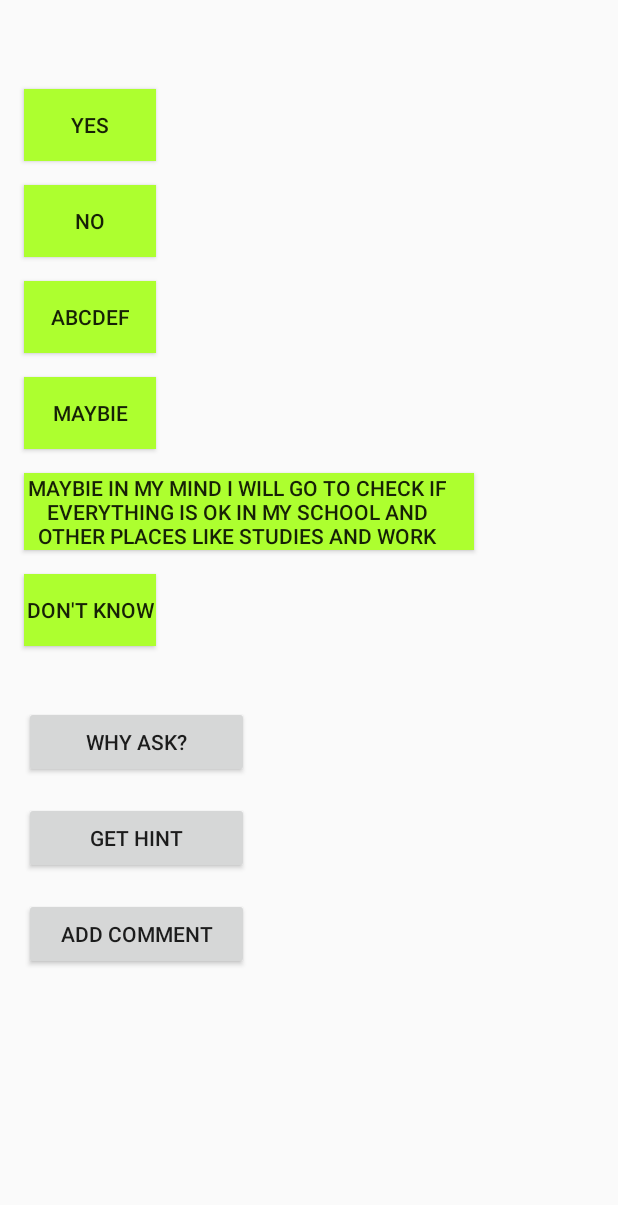
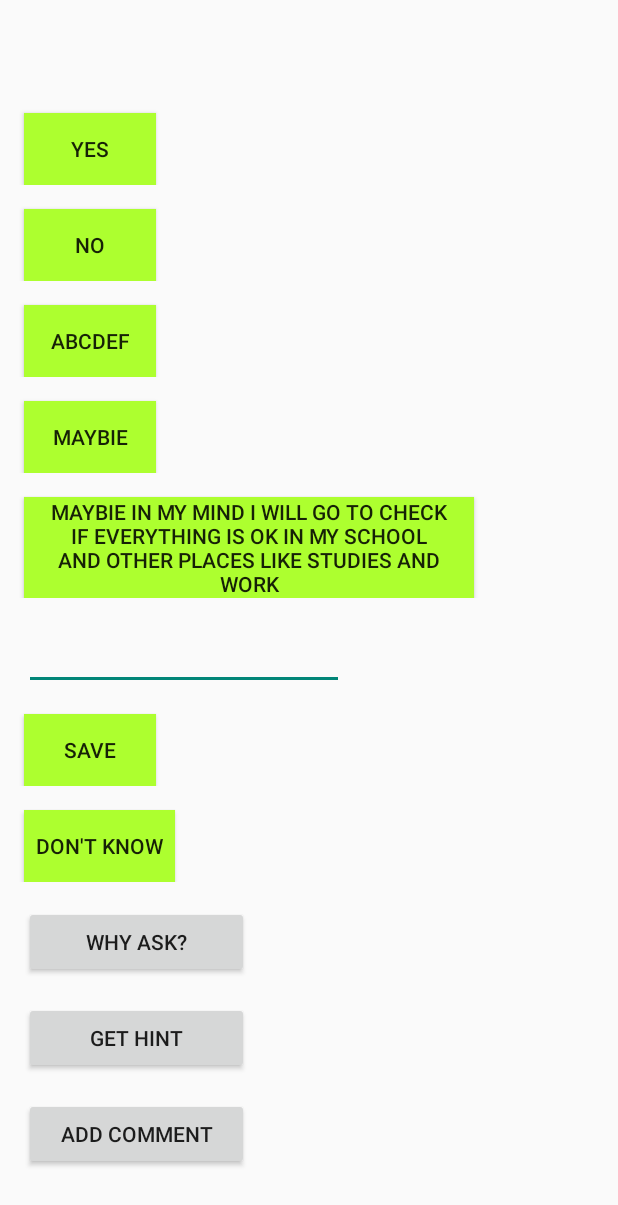
Before and after one commit to MaciejKluczynski/IntraCompanyCrowdsensingV3, an Android app: the ResultActivity screen opened directly, with no data from a screen before it, on a phone screen of 412 x 824 dp. Shown: the top 1205 px of the screen. Run offline under Robolectric (Android 15) with nearby library versions, the phone set to English and light mode, and no system bars; 5 statements that could not run were skipped.

Commit message:
ActivityResult UI update

```diff
--- a/app/src/main/res/layout/activity_result.xml
+++ b/app/src/main/res/layout/activity_result.xml
@@ -1,10 +1,17 @@
 <?xml version="1.0" encoding="utf-8"?>
-<androidx.constraintlayout.widget.ConstraintLayout xmlns:android="http://schemas.android.com/apk/res/android"
+<RelativeLayout xmlns:android="http://schemas.android.com/apk/res/android"
     xmlns:app="http://schemas.android.com/apk/res-auto"
     xmlns:tools="http://schemas.android.com/tools"
     android:layout_width="match_parent"
     android:layout_height="match_parent"
+    android:orientation="horizontal"
     tools:context=".ResultActivity">
+
+    <LinearLayout
+        android:id="@+id/linearLayoutResultTextView"
+        android:layout_width="match_parent"
+        android:layout_height="wrap_content"
+        android:orientation="horizontal">
 
         <TextView
             android:id="@+id/resultTextView"
@@ -14,12 +21,23 @@
             android:layout_marginTop="16dp"
             android:fontFamily="sans-serif-medium"
             android:paddingStart="8dp"
+            android:paddingTop="8dp"
             android:paddingEnd="8dp"
+            android:paddingBottom="8dp"
             android:textColor="@color/black"
             android:textSize="20sp"
             android:textStyle="bold"
             app:layout_constraintStart_toStartOf="parent"
             app:layout_constraintTop_toTopOf="parent" />
+    </LinearLayout>
+
+
+    <LinearLayout
+        android:id="@+id/linearLayoutFirstBtn"
+        android:layout_width="match_parent"
+        android:layout_height="wrap_content"
+        android:layout_below="@+id/linearLayoutResultTextView"
+        android:orientation="horizontal">
 
         <Button
             android:id="@+id/firstBtn"
@@ -28,23 +46,37 @@
             android:layout_marginStart="16dp"
             android:layout_marginTop="16dp"
             android:background="@color/my_green"
+            android:maxWidth="300dp"
             android:text="YES"
-        android:maxWidth="300dp"
             android:visibility="visible"
-        app:layout_constraintStart_toStartOf="parent"
-        app:layout_constraintTop_toBottomOf="@+id/resultTextView" />
+            app:layout_constraintStart_toStartOf="parent" />
+    </LinearLayout>
+
+    <LinearLayout
+        android:id="@+id/linearLayoutSecondBtn"
+        android:layout_width="match_parent"
+        android:layout_height="wrap_content"
+        android:layout_below="@+id/linearLayoutFirstBtn"
+        android:orientation="horizontal">
 
         <Button
             android:id="@+id/secondBtn"
-        app:layout_constraintStart_toStartOf="@+id/firstBtn"
             android:layout_width="wrap_content"
             android:layout_height="wrap_content"
             android:layout_marginTop="16dp"
             android:background="@color/my_green"
+            android:maxWidth="300dp"
+            android:layout_marginStart="16dp"
             android:text="NO"
-        android:maxWidth="300dp"
-        android:visibility="visible"
-        app:layout_constraintTop_toBottomOf="@+id/firstBtn" />
+            android:visibility="visible" />
+    </LinearLayout>
+
+    <LinearLayout
+        android:id="@+id/linearLayoutThirdBtn"
+        android:layout_width="match_parent"
+        android:layout_height="wrap_content"
+        android:layout_below="@+id/linearLayoutSecondBtn"
+        android:orientation="horizontal">
 
         <Button
             android:id="@+id/thirdBtn"
@@ -52,13 +84,19 @@
             android:layout_height="wrap_content"
             android:layout_marginTop="16dp"
             android:background="@color/my_green"
+            android:maxWidth="300dp"
+            android:layout_marginStart="16dp"
             android:text="Abcdef"
-        android:maxWidth="300dp"
             android:visibility="visible"
-        app:layout_constraintEnd_toEndOf="@id/firstBtn"
-        app:layout_constraintHorizontal_bias="0.0"
-        app:layout_constraintStart_toStartOf="@id/firstBtn"
-        app:layout_constraintTop_toBottomOf="@+id/secondBtn" />
+            app:layout_constraintHorizontal_bias="0.0" />
+    </LinearLayout>
+
+    <LinearLayout
+        android:id="@+id/linearLayoutForthBtn"
+        android:layout_width="match_parent"
+        android:layout_height="wrap_content"
+        android:layout_below="@+id/linearLayoutThirdBtn"
+        android:orientation="horizontal">
 
         <Button
             android:id="@+id/forthBtn"
@@ -66,48 +104,80 @@
             android:layout_height="wrap_content"
             android:layout_marginTop="16dp"
             android:background="@color/my_green"
+            android:maxWidth="300dp"
             android:text="Maybie"
-        android:maxWidth="300dp"
-        android:visibility="visible"
-        app:layout_constraintStart_toStartOf="@id/firstBtn"
-        app:layout_constraintTop_toBottomOf="@+id/thirdBtn" />
+            android:layout_marginStart="16dp"
+            android:visibility="visible" />
+    </LinearLayout>
+
+    <LinearLayout
+        android:id="@+id/linearLayoutFifthBtn"
+        android:layout_width="match_parent"
+        android:layout_height="wrap_content"
+        android:layout_below="@+id/linearLayoutForthBtn"
+        android:orientation="horizontal">
 
         <Button
             android:id="@+id/fifthBtn"
             android:layout_width="wrap_content"
             android:layout_height="wrap_content"
             android:layout_marginTop="16dp"
-        android:marginEnd="16dp"
+            android:background="@color/my_green"
+            android:layout_marginEnd="16dp"
+            android:maxWidth="300dp"
+            android:layout_marginStart="16dp"
             android:paddingEnd="16dp"
-        android:background="@color/my_green"
+            android:paddingStart="16dp"
             android:text="Maybie in my mind i will go to check if everything is ok in my school and other places like studies and work"
-        android:visibility="visible"
-        android:maxWidth="300dp"
-        app:layout_constraintStart_toStartOf="@id/firstBtn"
-        app:layout_constraintTop_toBottomOf="@+id/forthBtn" />
+            android:visibility="visible" />
+    </LinearLayout>
+
+    <LinearLayout
+        android:id="@+id/linearLayoutDontKnowBtn"
+        android:layout_width="match_parent"
+        android:layout_height="wrap_content"
+        android:layout_below="@+id/linearLayoutSaveBtn"
+        android:orientation="horizontal">
 
         <Button
             android:id="@+id/resultActivityDontKnowBtn"
             android:layout_width="wrap_content"
             android:layout_height="wrap_content"
+            android:layout_marginTop="16dp"
+            android:background="@color/my_green"
+            android:paddingStart="8dp"
+            android:paddingEnd="8dp"
             android:text="don't know"
-        android:background="@color/my_green"
-        android:layout_marginTop="16dp"
+            android:layout_marginStart="16dp"
             app:layout_constraintStart_toStartOf="@+id/firstBtn"
-        app:layout_constraintTop_toBottomOf="@+id/fifthBtn"
-        />
+            app:layout_constraintTop_toBottomOf="@+id/fifthBtn" />
+    </LinearLayout>
+
+    <LinearLayout
+        android:id="@+id/linearLayoutResultEditText"
+        android:layout_width="match_parent"
+        android:layout_height="wrap_content"
+        android:layout_below="@+id/linearLayoutFifthBtn"
+        android:orientation="horizontal">
 
         <EditText
             android:id="@+id/editTextNumber"
             android:layout_width="wrap_content"
             android:layout_height="wrap_content"
+            android:layout_marginStart="16dp"
             android:layout_marginTop="16dp"
-        android:layout_marginStart="16dp"
             android:ems="10"
             android:inputType="number"
-        android:visibility="invisible"
-        app:layout_constraintStart_toStartOf="parent"
-        app:layout_constraintTop_toBottomOf="@+id/resultTextView" />
+            android:visibility="visible"
+            app:layout_constraintStart_toStartOf="parent" />
+    </LinearLayout>
+
+    <LinearLayout
+        android:id="@+id/linearLayoutSaveBtn"
+        android:layout_width="match_parent"
+        android:layout_height="wrap_content"
+        android:layout_below="@+id/linearLayoutResultEditText"
+        android:orientation="horizontal">
 
         <Button
             android:id="@+id/saveBtn"
@@ -117,52 +187,79 @@
             android:layout_marginTop="16dp"
             android:background="@color/my_green"
             android:text="SAVE"
-        android:visibility="invisible"
+            android:visibility="visible"
             app:layout_constraintStart_toStartOf="parent"
             app:layout_constraintTop_toBottomOf="@+id/editTextNumber" />
+
+    </LinearLayout>
+
+    <LinearLayout
+        android:id="@+id/linearLayoutWhyAskBtn"
+        android:layout_width="match_parent"
+        android:layout_height="wrap_content"
+        android:layout_below="@+id/linearLayoutDontKnowBtn"
+        android:orientation="horizontal">
 
         <Button
             android:id="@+id/resultActivityWhyAskBtn"
             android:layout_width="wrap_content"
             android:layout_height="wrap_content"
             android:layout_marginStart="16dp"
-        android:layout_marginTop="40dp"
+            android:layout_marginTop="16dp"
             android:width="150dp"
             android:text="Why ask?"
-        app:layout_constraintStart_toStartOf="parent"
-        app:layout_constraintTop_toBottomOf="@+id/resultActivityDontKnowBtn" />
+            app:layout_constraintStart_toStartOf="parent" />
+    </LinearLayout>
+
+    <LinearLayout
+        android:id="@+id/linearLayoutHintBtn"
+        android:layout_width="match_parent"
+        android:layout_height="wrap_content"
+        android:layout_below="@+id/linearLayoutWhyAskBtn"
+        android:orientation="horizontal">
 
         <Button
             android:id="@+id/resultActivityGetHintBtn"
             android:layout_width="wrap_content"
             android:layout_height="wrap_content"
             android:layout_marginTop="16dp"
+            android:layout_marginStart="16dp"
+            android:width="150dp"
             android:text="Get hint"
-        android:width="150dp"
             app:layout_constraintStart_toStartOf="@+id/resultActivityWhyAskBtn"
             app:layout_constraintTop_toBottomOf="@+id/resultActivityWhyAskBtn" />
+    </LinearLayout>
+
+    <LinearLayout
+        android:id="@+id/linearLayoutComment"
+        android:layout_width="match_parent"
+        android:layout_height="wrap_content"
+        android:layout_below="@+id/linearLayoutHintBtn"
+        android:orientation="horizontal">
 
         <Button
             android:id="@+id/resultActivityAddCommentBtn"
             android:layout_width="wrap_content"
             android:layout_height="wrap_content"
             android:layout_marginTop="16dp"
-        android:text="Add comment"
+            android:layout_marginStart="16dp"
             android:width="150dp"
-        app:layout_constraintStart_toStartOf="@+id/resultActivityGetHintBtn"
-        app:layout_constraintTop_toBottomOf="@+id/resultActivityGetHintBtn" />
+            android:text="Add comment" />
 
         <EditText
             android:id="@+id/resultActivityAddCommentEditText"
             android:layout_width="wrap_content"
             android:layout_height="wrap_content"
             android:ems="10"
+            android:layout_marginTop="16dp"
             android:inputType="textPersonName"
             android:visibility="invisible"
             app:layout_constraintBottom_toBottomOf="@+id/resultActivityAddCommentBtn"
             app:layout_constraintEnd_toEndOf="parent"
             app:layout_constraintStart_toEndOf="@+id/resultActivityAddCommentBtn"
             app:layout_constraintTop_toTopOf="@+id/resultActivityAddCommentBtn" />
+    </LinearLayout>
 
 
-</androidx.constraintlayout.widget.ConstraintLayout>
+
+</RelativeLayout>
```
Also changed, not shown: app/src/main/java/com/kluczynski/maciej/intracompanycrowdsensingv3/ResultActivity.kt (+98 -37 lines). Lines whose indentation alone changed are shown as unchanged.
